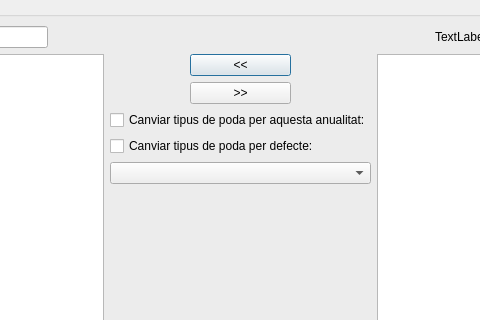
Before: the Qt Designer form ui/multirow_selector.ui in bgeo-gis/treemanage_qgis_pluggin, drawn with Qt 5; both pictures show x 166 to 646 and y 0 to 320 of the 814 by 694 pixel window.
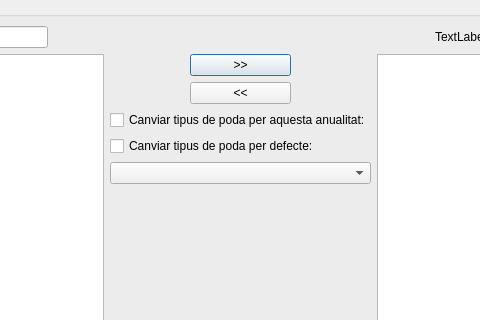
After: the same form once the commit is applied.

Patch:
```diff
--- a/ui/multirow_selector.ui
+++ b/ui/multirow_selector.ui
@@ -133,16 +133,16 @@
                  <number>80</number>
                 </property>
                 <item>
-                 <widget class="QPushButton" name="btn_unselect">
+                 <widget class="QPushButton" name="btn_select">
                   <property name="text">
-                   <string>&lt;&lt;</string>
+                   <string>&gt;&gt;</string>
                   </property>
                  </widget>
                 </item>
                 <item>
-                 <widget class="QPushButton" name="btn_select">
+                 <widget class="QPushButton" name="btn_unselect">
                   <property name="text">
-                   <string>&gt;&gt;</string>
+                   <string>&lt;&lt;</string>
                   </property>
                  </widget>
                 </item>
```
